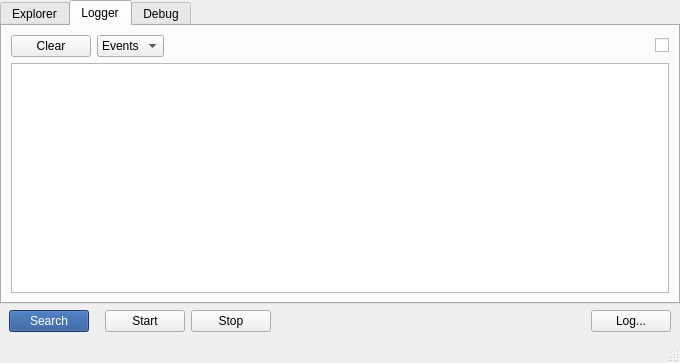
Before: the Qt Designer form gui/qkexplorerwidget.ui in QkThings/qkdaemon_old, drawn with Qt 5.
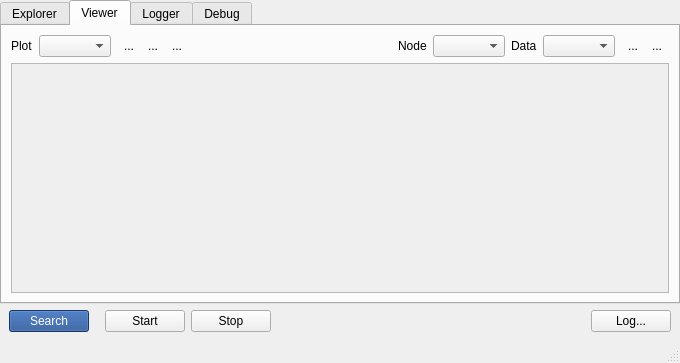
After: the same form once the commit is applied. Icons and pictures are not drawn. Custom widgets are drawn as their Qt base class.

```diff
--- a/gui/qkexplorerwidget.ui
+++ b/gui/qkexplorerwidget.ui
@@ -212,6 +212,178 @@
         </item>
        </layout>
       </widget>
+      <widget class="QWidget" name="tab">
+       <attribute name="title">
+        <string>Viewer</string>
+       </attribute>
+       <layout class="QVBoxLayout" name="verticalLayout_4">
+        <item>
+         <layout class="QHBoxLayout" name="horizontalLayout_9">
+          <item>
+           <widget class="QLabel" name="label_5">
+            <property name="text">
+             <string>Plot</string>
+            </property>
+           </widget>
+          </item>
+          <item>
+           <widget class="QComboBox" name="viewer_comboPlot"/>
+          </item>
+          <item>
+           <layout class="QHBoxLayout" name="horizontalLayout_3">
+            <property name="spacing">
+             <number>0</number>
+            </property>
+            <item>
+             <widget class="QToolButton" name="button_addPlot">
+              <property name="text">
+               <string>...</string>
+              </property>
+              <property name="icon">
+               <iconset resource="../resources/icons/icons.qrc">
+                <normaloff>:/icons/plus_16.png</normaloff>:/icons/plus_16.png</iconset>
+              </property>
+              <property name="autoRaise">
+               <bool>true</bool>
+              </property>
+             </widget>
+            </item>
+            <item>
+             <widget class="QToolButton" name="button_removePlot">
+              <property name="text">
+               <string>...</string>
+              </property>
+              <property name="icon">
+               <iconset resource="../resources/icons/icons.qrc">
+                <normaloff>:/icons/minus_16.png</normaloff>:/icons/minus_16.png</iconset>
+              </property>
+              <property name="autoRaise">
+               <bool>true</bool>
+              </property>
+             </widget>
+            </item>
+            <item>
+             <widget class="QToolButton" name="toolButton">
+              <property name="text">
+               <string>...</string>
+              </property>
+              <property name="icon">
+               <iconset resource="../resources/icons/icons.qrc">
+                <normaloff>:/icons/settings_16.png</normaloff>:/icons/settings_16.png</iconset>
+              </property>
+              <property name="autoRaise">
+               <bool>true</bool>
+              </property>
+             </widget>
+            </item>
+           </layout>
+          </item>
+          <item>
+           <spacer name="horizontalSpacer">
+            <property name="orientation">
+             <enum>Qt::Horizontal</enum>
+            </property>
+            <property name="sizeHint" stdset="0">
+             <size>
+              <width>40</width>
+              <height>20</height>
+             </size>
+            </property>
+           </spacer>
+          </item>
+          <item>
+           <widget class="QLabel" name="label_3">
+            <property name="text">
+             <string>Node</string>
+            </property>
+           </widget>
+          </item>
+          <item>
+           <widget class="QComboBox" name="viewer_comboNode"/>
+          </item>
+          <item>
+           <widget class="QLabel" name="label_4">
+            <property name="text">
+             <string>Data</string>
+            </property>
+           </widget>
+          </item>
+          <item>
+           <widget class="QComboBox" name="viewer_comboData"/>
+          </item>
+          <item>
+           <layout class="QHBoxLayout" name="horizontalLayout_8">
+            <property name="spacing">
+             <number>0</number>
+            </property>
+            <item>
+             <widget class="QToolButton" name="button_addWaveform">
+              <property name="text">
+               <string>...</string>
+              </property>
+              <property name="icon">
+               <iconset resource="../resources/icons/icons.qrc">
+                <normaloff>:/icons/plus_16.png</normaloff>:/icons/plus_16.png</iconset>
+              </property>
+              <property name="autoRaise">
+               <bool>true</bool>
+              </property>
+             </widget>
+            </item>
+            <item>
+             <widget class="QToolButton" name="button_removeWaveform">
+              <property name="text">
+               <string>...</string>
+              </property>
+              <property name="icon">
+               <iconset resource="../resources/icons/icons.qrc">
+                <normaloff>:/icons/minus_16.png</normaloff>:/icons/minus_16.png</iconset>
+              </property>
+              <property name="autoRaise">
+               <bool>true</bool>
+              </property>
+             </widget>
+            </item>
+           </layout>
+          </item>
+         </layout>
+        </item>
+        <item>
+         <widget class="QScrollArea" name="plottingArea">
+          <property name="widgetResizable">
+           <bool>true</bool>
+          </property>
+          <widget class="QWidget" name="scrollAreaWidgetContents">
+           <property name="geometry">
+            <rect>
+             <x>0</x>
+             <y>0</y>
+             <width>656</width>
+             <height>199</height>
+            </rect>
+           </property>
+           <layout class="QVBoxLayout" name="verticalLayout_12">
+            <property name="leftMargin">
+             <number>0</number>
+            </property>
+            <property name="topMargin">
+             <number>0</number>
+            </property>
+            <property name="rightMargin">
+             <number>0</number>
+            </property>
+            <property name="bottomMargin">
+             <number>0</number>
+            </property>
+            <item>
+             <widget class="QWidget" name="plottingWidget" native="true"/>
+            </item>
+           </layout>
+          </widget>
+         </widget>
+        </item>
+       </layout>
+      </widget>
       <widget class="QWidget" name="loggerTab">
        <attribute name="title">
         <string>Logger</string>
```
Left out of the diff: 6 changed lines with no effect on the pictures.
